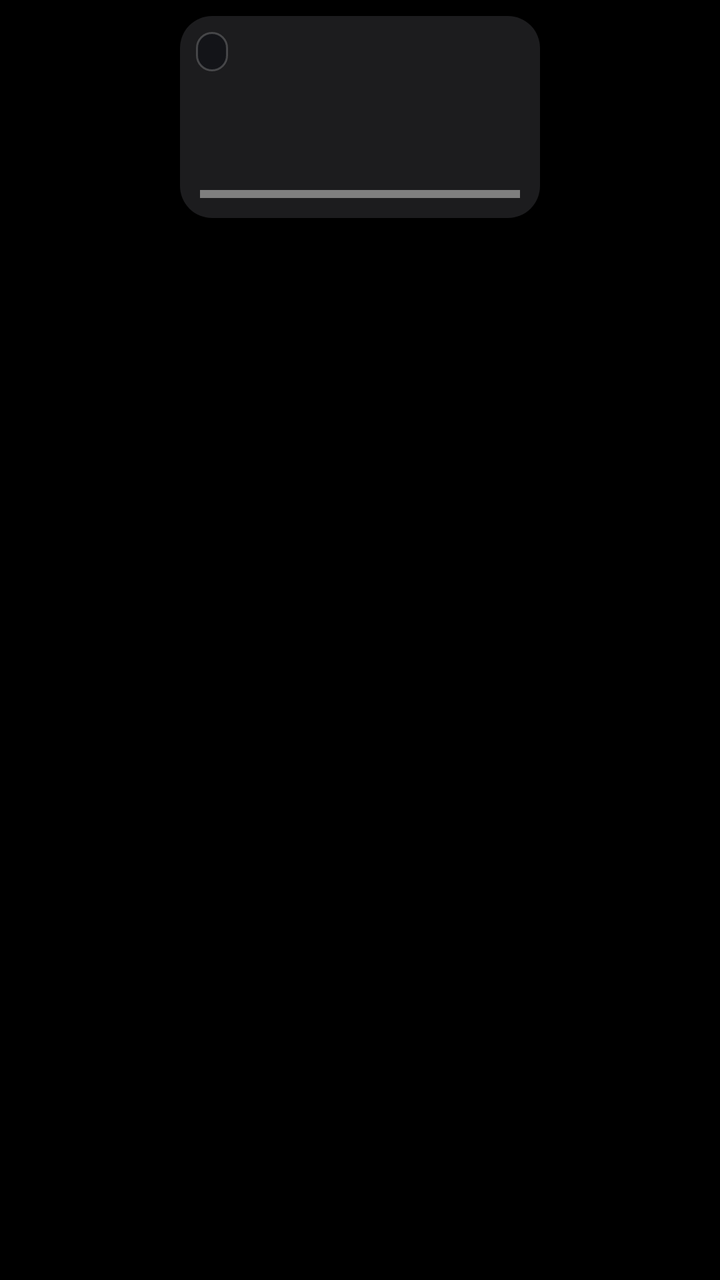
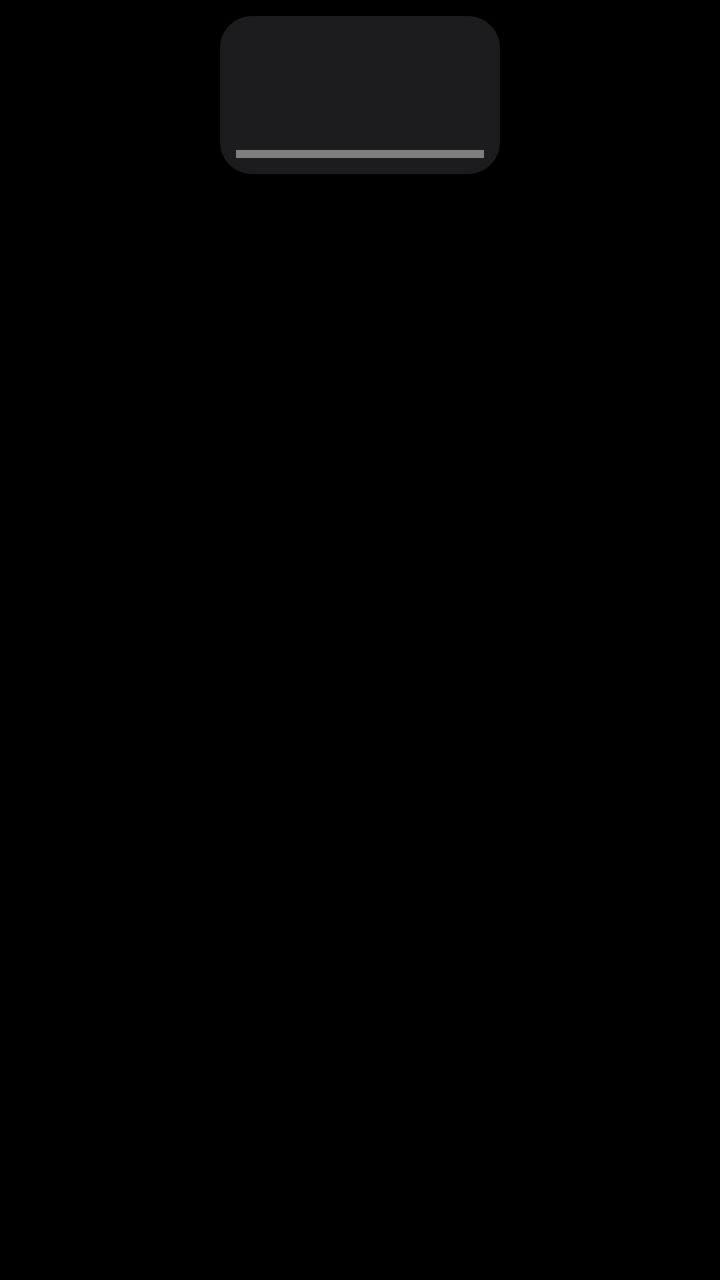

Two renders of the same Android screen: before a commit and after it. Below are the layout's source before the change and the commit's diff.
<!-- AndroidManifest.xml: application theme Theme.TvHome -->
<!-- res/layout/item_continue.xml -->
<?xml version="1.0" encoding="utf-8"?>
<FrameLayout xmlns:android="http://schemas.android.com/apk/res/android"
    android:layout_width="match_parent"
    android:layout_height="wrap_content"
    android:paddingTop="8dp"
    android:paddingBottom="8dp"
    android:clipChildren="false"
    android:clipToPadding="false">

    <FrameLayout
        android:id="@+id/card"
        android:layout_width="180dp"
        android:layout_height="101dp"
        android:layout_gravity="center_horizontal|top"
        android:background="@drawable/tile_bg"
        android:focusable="true"
        android:clickable="true">

        <ImageView
            android:id="@+id/poster"
            android:layout_width="match_parent"
            android:layout_height="match_parent"
            android:scaleType="centerCrop"
            android:contentDescription="@null" />

        <View
            android:id="@+id/scrim"
            android:layout_width="match_parent"
            android:layout_height="56dp"
            android:layout_gravity="bottom" />

        <TextView
            android:id="@+id/badge"
            android:layout_width="wrap_content"
            android:layout_height="wrap_content"
            android:layout_gravity="top|start"
            android:layout_margin="8dp"
            android:background="@drawable/hint_pill"
            android:paddingStart="8dp"
            android:paddingEnd="8dp"
            android:paddingTop="3dp"
            android:paddingBottom="3dp"
            android:singleLine="true"
            android:textColor="#FFFFFFFF"
            android:textSize="10sp"
            android:fontFamily="@font/outfit" />

        <com.gathin.tvhome.ColorBar
            android:id="@+id/progress"
            android:layout_width="match_parent"
            android:layout_height="4dp"
            android:layout_gravity="bottom"
            android:layout_marginStart="10dp"
            android:layout_marginEnd="10dp"
            android:layout_marginBottom="10dp" />
    </FrameLayout>

    <TextView
        android:id="@+id/name"
        android:layout_width="180dp"
        android:layout_height="22dp"
        android:layout_gravity="center_horizontal|top"
        android:layout_marginTop="108dp"
        android:gravity="center"
        android:singleLine="true"
        android:ellipsize="end"
        android:alpha="0"
        android:translationY="-6dp"
        android:textColor="#F2FFFFFF"
        android:textSize="14sp"
        android:fontFamily="@font/outfit"
        android:fontVariationSettings="'wght' 500"
        android:letterSpacing="0.02" />
</FrameLayout>
<!-- resources referenced by this layout -->
<resources>
  <!-- drawable hint_pill (drawable) -->
  <?xml version="1.0" encoding="utf-8"?>
  <shape xmlns:android="http://schemas.android.com/apk/res/android">
      <solid android:color="#B3101216" />
      <corners android:radius="22dp" />
      <stroke android:width="1dp" android:color="#33FFFFFF" />
  </shape>
  <!-- drawable tile_bg (drawable) -->
  <?xml version="1.0" encoding="utf-8"?>
  <shape xmlns:android="http://schemas.android.com/apk/res/android" android:shape="rectangle">
      <solid android:color="#FF1C1C1E" />
      <corners android:radius="16dp" />
  </shape>
  <style name="Theme.TvHome" parent="android:Theme.Material.NoActionBar.Fullscreen">
          <item name="android:windowBackground">@android:color/black</item>
          <item name="android:colorBackground">@android:color/black</item>
          <item name="android:windowAnimationStyle">@null</item>
      </style>
</resources>

<!-- the commit's change to res/layout/item_continue.xml (unified diff, before → after) -->
@@ -9,8 +9,8 @@
 
     <FrameLayout
         android:id="@+id/card"
-        android:layout_width="180dp"
-        android:layout_height="101dp"
+        android:layout_width="140dp"
+        android:layout_height="79dp"
         android:layout_gravity="center_horizontal|top"
         android:background="@drawable/tile_bg"
         android:focusable="true"
@@ -26,41 +26,25 @@
         <View
             android:id="@+id/scrim"
             android:layout_width="match_parent"
-            android:layout_height="56dp"
+            android:layout_height="40dp"
             android:layout_gravity="bottom" />
-
-        <TextView
-            android:id="@+id/badge"
-            android:layout_width="wrap_content"
-            android:layout_height="wrap_content"
-            android:layout_gravity="top|start"
-            android:layout_margin="8dp"
-            android:background="@drawable/hint_pill"
-            android:paddingStart="8dp"
-            android:paddingEnd="8dp"
-            android:paddingTop="3dp"
-            android:paddingBottom="3dp"
-            android:singleLine="true"
-            android:textColor="#FFFFFFFF"
-            android:textSize="10sp"
-            android:fontFamily="@font/outfit" />
 
         <com.gathin.tvhome.ColorBar
             android:id="@+id/progress"
             android:layout_width="match_parent"
             android:layout_height="4dp"
             android:layout_gravity="bottom"
-            android:layout_marginStart="10dp"
-            android:layout_marginEnd="10dp"
-            android:layout_marginBottom="10dp" />
+            android:layout_marginStart="8dp"
+            android:layout_marginEnd="8dp"
+            android:layout_marginBottom="8dp" />
     </FrameLayout>
 
     <TextView
         android:id="@+id/name"
-        android:layout_width="180dp"
+        android:layout_width="140dp"
         android:layout_height="22dp"
         android:layout_gravity="center_horizontal|top"
-        android:layout_marginTop="108dp"
+        android:layout_marginTop="86dp"
         android:gravity="center"
         android:singleLine="true"
         android:ellipsize="end"
<!-- resource entries referenced after the edit -->
@@ -1,12 +1,5 @@
 <!-- resources referenced by this layout -->
 <resources>
-  <!-- drawable hint_pill (drawable) -->
-  <?xml version="1.0" encoding="utf-8"?>
-  <shape xmlns:android="http://schemas.android.com/apk/res/android">
-      <solid android:color="#B3101216" />
-      <corners android:radius="22dp" />
-      <stroke android:width="1dp" android:color="#33FFFFFF" />
-  </shape>
   <!-- drawable tile_bg (drawable) -->
   <?xml version="1.0" encoding="utf-8"?>
   <shape xmlns:android="http://schemas.android.com/apk/res/android" android:shape="rectangle">
